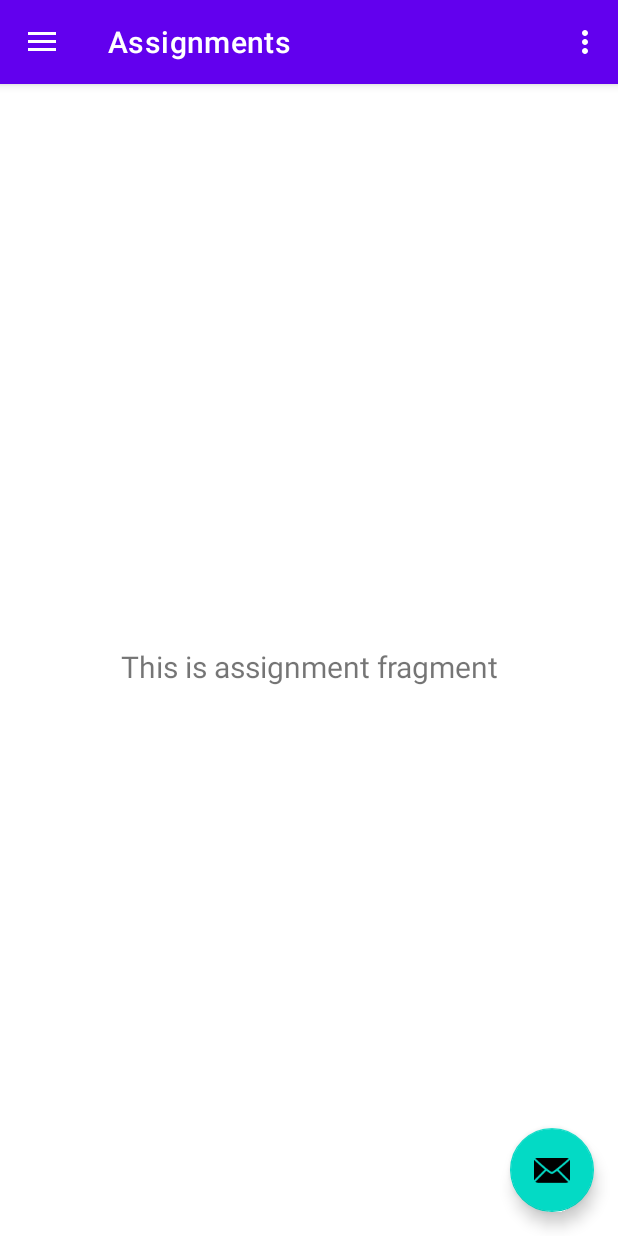
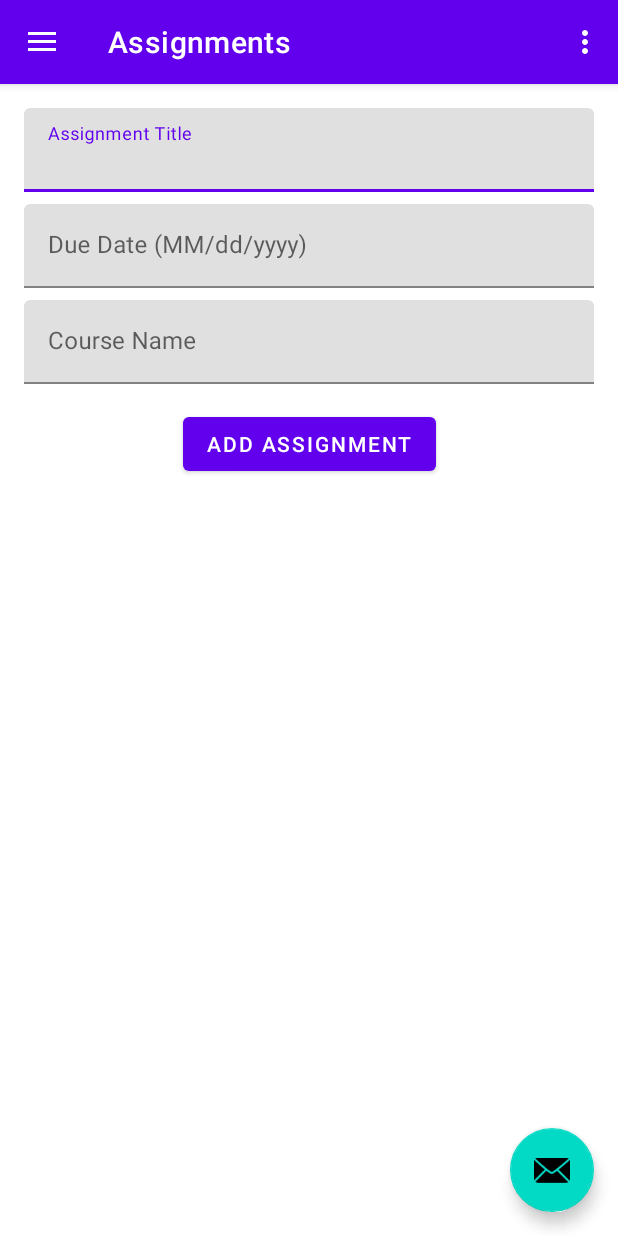
Before and after one commit to samcarozzi/Project1_2340, an Android app: the screen it shows after launch (MainActivity), in the side drawer, after a tap on "Assignments", on a phone screen of 412 x 824 dp. Run offline under Robolectric (Android 15) with nearby library versions, the phone set to English and light mode, and no system bars; our stand-ins replace navigation-ui.

Commit message:
assignments page add assignment_item.xml update AssignmentFragment.java update fragment_assignment.xml add GTAssignmentsAdapter.java

```diff
--- /dev/null
+++ b/app/src/main/java/com/example/project1/ui/GTAssignment/GTAssignmentsAdapter.java
@@ -0,0 +1,52 @@
+package com.example.project1.ui.GTAssignment;
+
+import android.view.LayoutInflater;
+import android.view.View;
+import android.view.ViewGroup;
+import android.widget.TextView;
+import androidx.annotation.NonNull;
+import androidx.recyclerview.widget.RecyclerView;
+import com.example.project1.R;
+import java.text.SimpleDateFormat;
+import java.util.List;
+import java.util.Locale;
+
+public class GTAssignmentsAdapter extends RecyclerView.Adapter<GTAssignmentsAdapter.AssignmentViewHolder> {
+    private List<Assignment> assignmentList;
+    private SimpleDateFormat dateFormat = new SimpleDateFormat("MM/dd/yyyy", Locale.getDefault());
+
+    public GTAssignmentsAdapter(List<Assignment> assignmentList) {
+        this.assignmentList = assignmentList;
+    }
+
+    @NonNull
+    @Override
+    public AssignmentViewHolder onCreateViewHolder(@NonNull ViewGroup parent, int viewType) {
+        View view = LayoutInflater.from(parent.getContext()).inflate(R.layout.assignment_item, parent, false);
+        return new AssignmentViewHolder(view);
+    }
+
+    @Override
+    public void onBindViewHolder(@NonNull AssignmentViewHolder holder, int position) {
+        Assignment assignment = assignmentList.get(position);
+        holder.assignmentTitleTextView.setText("Title: " + assignment.getTitle());
+        holder.dueDateTextView.setText("Due Date: " + dateFormat.format(assignment.getDateDue()));
+        holder.courseNameTextView.setText("Course: " + assignment.getcourseName());
+    }
+
+    @Override
+    public int getItemCount() {
+        return assignmentList.size();
+    }
+
+    static class AssignmentViewHolder extends RecyclerView.ViewHolder {
+        TextView assignmentTitleTextView, dueDateTextView, courseNameTextView;
+
+        public AssignmentViewHolder(@NonNull View itemView) {
+            super(itemView);
+            assignmentTitleTextView = itemView.findViewById(R.id.assignmentTitleTextView);
+            dueDateTextView = itemView.findViewById(R.id.dueDateTextView);
+            courseNameTextView = itemView.findViewById(R.id.courseNameTextView);
+        }
+    }
+}
--- a/app/src/main/java/com/example/project1/ui/assignment/AssignmentFragment.java
+++ b/app/src/main/java/com/example/project1/ui/assignment/AssignmentFragment.java
@@ -4,29 +4,66 @@ import android.os.Bundle;
 import android.view.LayoutInflater;
 import android.view.View;
 import android.view.ViewGroup;
-import android.widget.TextView;
-
+import android.widget.Button;
+import android.widget.Toast;
 import androidx.annotation.NonNull;
 import androidx.fragment.app.Fragment;
-import androidx.lifecycle.ViewModelProvider;
+import androidx.recyclerview.widget.LinearLayoutManager;
+import androidx.recyclerview.widget.RecyclerView;
+import com.example.project1.databinding.FragmentAssignmentBinding;
+import com.example.project1.ui.GTAssignment.Assignment;
+import com.example.project1.ui.GTAssignment.GTAssignmentsAdapter;
+import com.google.android.material.textfield.TextInputEditText;
 
-import com.example.project1.databinding.FragmentAssignmentBinding;
+import java.text.ParseException;
+import java.text.SimpleDateFormat;
+import java.util.Date;
+import java.util.Locale;
 
 public class AssignmentFragment extends Fragment {
 
     private FragmentAssignmentBinding binding;
+    private SimpleDateFormat dateFormat = new SimpleDateFormat("MM/dd/yyyy", Locale.US);
 
-    public View onCreateView(@NonNull LayoutInflater inflater,
-                             ViewGroup container, Bundle savedInstanceState) {
-        AssignmentFragmentViewModel assignmentFragmentViewModel =
-                new ViewModelProvider(this).get(AssignmentFragmentViewModel.class);
+    @Override
+    public View onCreateView(@NonNull LayoutInflater inflater, ViewGroup container, Bundle savedInstanceState) {
+        binding = FragmentAssignmentBinding.inflate(inflater, container, false);
+        View view = binding.getRoot();
 
-        binding = FragmentAssignmentBinding.inflate(inflater, container, false);
-        View root = binding.getRoot();
+        // Initialize RecyclerView with dummy data
+        initDummyData();
+        GTAssignmentsAdapter adapter = new GTAssignmentsAdapter(Assignment.assignments);
+        RecyclerView recyclerView = binding.assignmentsRecyclerView;
+        recyclerView.setLayoutManager(new LinearLayoutManager(getContext()));
+        recyclerView.setAdapter(adapter);
 
-        final TextView textView = binding.assignmentStore;
-        assignmentFragmentViewModel.getText().observe(getViewLifecycleOwner(), textView::setText);
-        return root;
+        // Handle Add Assignment button click
+        binding.addAssignmentButton.setOnClickListener(v -> {
+            try {
+                String title = binding.assignmentTitleEditText.getText().toString();
+                Date dueDate = dateFormat.parse(binding.assignmentDueDateEditText.getText().toString());
+                String courseName = binding.assignmentCourseNameEditText.getText().toString();
+
+                // Validate input
+                if (title.isEmpty() || dueDate == null || courseName.isEmpty()) {
+                    Toast.makeText(getContext(), "Please fill in all fields correctly.", Toast.LENGTH_SHORT).show();
+                    return;
+                }
+
+                Assignment newAssignment = new Assignment(title, dueDate, courseName);
+                adapter.notifyItemInserted(Assignment.assignments.size() - 1);
+            } catch (ParseException e) {
+                Toast.makeText(getContext(), "Invalid date format.", Toast.LENGTH_SHORT).show();
+            }
+        });
+
+        return view;
+    }
+
+    private void initDummyData() {
+        Assignment.assignments.clear(); // Clear existing data to avoid duplicates
+        //Assignment.assignments.add(new Assignment("Assignment 1", dateFormat.parse("10/10/2023"), "Course 1"));
+        //Assignment.assignments.add(new Assignment("Assignment 2", dateFormat.parse("11/11/2023"), "Course 2"));
     }
 
     @Override
--- a/app/src/main/res/layout/fragment_assignment.xml
+++ b/app/src/main/res/layout/fragment_assignment.xml
@@ -6,17 +6,83 @@
     android:layout_height="match_parent"
     tools:context=".ui.assignment.AssignmentFragment">
 
-    <TextView
-        android:id="@+id/assignmentStore"
-        android:layout_width="match_parent"
+    <com.google.android.material.textfield.TextInputLayout
+        android:id="@+id/assignmentTitleInput"
+        android:layout_width="0dp"
         android:layout_height="wrap_content"
+        android:layout_marginTop="16dp"
+        android:layout_marginStart="16dp"
+        android:layout_marginEnd="16dp"
+        app:layout_constraintTop_toTopOf="parent"
+        app:layout_constraintStart_toStartOf="parent"
+        app:layout_constraintEnd_toEndOf="parent">
+
+        <com.google.android.material.textfield.TextInputEditText
+            android:id="@+id/assignmentTitleEditText"
+            android:layout_width="match_parent"
+            android:layout_height="wrap_content"
+            android:hint="Assignment Title" />
+    </com.google.android.material.textfield.TextInputLayout>
+
+    <com.google.android.material.textfield.TextInputLayout
+        android:id="@+id/assignmentDueDateInput"
+        android:layout_width="0dp"
+        android:layout_height="wrap_content"
+        android:layout_marginTop="8dp"
+        android:layout_marginStart="16dp"
+        android:layout_marginEnd="16dp"
+        app:layout_constraintTop_toBottomOf="@+id/assignmentTitleInput"
+        app:layout_constraintStart_toStartOf="parent"
+        app:layout_constraintEnd_toEndOf="parent">
+
+        <com.google.android.material.textfield.TextInputEditText
+            android:id="@+id/assignmentDueDateEditText"
+            android:layout_width="match_parent"
+            android:layout_height="wrap_content"
+            android:hint="Due Date (MM/dd/yyyy)" />
+    </com.google.android.material.textfield.TextInputLayout>
+
+    <com.google.android.material.textfield.TextInputLayout
+        android:id="@+id/assignmentCourseNameInput"
+        android:layout_width="0dp"
+        android:layout_height="wrap_content"
+        android:layout_marginTop="8dp"
+        android:layout_marginStart="16dp"
+        android:layout_marginEnd="16dp"
+        app:layout_constraintTop_toBottomOf="@+id/assignmentDueDateInput"
+        app:layout_constraintStart_toStartOf="parent"
+        app:layout_constraintEnd_toEndOf="parent">
+
+        <com.google.android.material.textfield.TextInputEditText
+            android:id="@+id/assignmentCourseNameEditText"
+            android:layout_width="match_parent"
+            android:layout_height="wrap_content"
+            android:hint="Course Name" />
+    </com.google.android.material.textfield.TextInputLayout>
+
+    <Button
+        android:id="@+id/addAssignmentButton"
+        android:layout_width="wrap_content"
+        android:layout_height="wrap_content"
+        android:text="Add Assignment"
+        android:layout_marginTop="16dp"
+        android:layout_marginBottom="16dp"
+        app:layout_constraintTop_toBottomOf="@+id/assignmentCourseNameInput"
+        app:layout_constraintStart_toStartOf="parent"
+        app:layout_constraintEnd_toEndOf="parent"
+        app:layout_constraintBottom_toTopOf="@+id/assignmentsRecyclerView" />
+
+    <androidx.recyclerview.widget.RecyclerView
+        android:id="@+id/assignmentsRecyclerView"
+        android:layout_width="0dp"
+        android:layout_height="0dp"
         android:layout_marginStart="8dp"
         android:layout_marginTop="8dp"
         android:layout_marginEnd="8dp"
-        android:textAlignment="center"
-        android:textSize="20sp"
+        android:layout_marginBottom="8dp"
+        app:layout_constraintTop_toBottomOf="@+id/addAssignmentButton"
         app:layout_constraintBottom_toBottomOf="parent"
-        app:layout_constraintEnd_toEndOf="parent"
         app:layout_constraintStart_toStartOf="parent"
-        app:layout_constraintTop_toTopOf="parent" />
+        app:layout_constraintEnd_toEndOf="parent" />
+
 </androidx.constraintlayout.widget.ConstraintLayout>
```
Also changed, not shown: app/src/main/res/layout/assignment_item.xml (added, +35 -0 lines).
